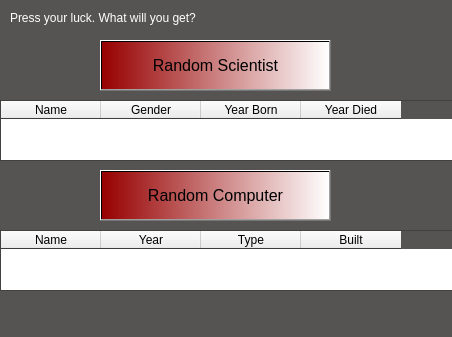
Above: EndurvinnslustöðATeam/Skil3/Ui/random.ui from trunti/verklegtn-m before the change. Below: the same form after it.
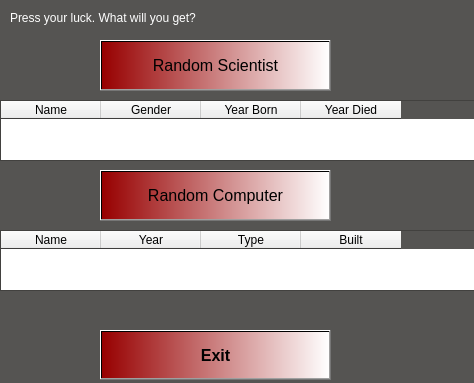
That is the form after the change. Icons and pictures are not drawn.

```diff
--- a/EndurvinnslustöðATeam/Skil3/Ui/random.ui
+++ b/EndurvinnslustöðATeam/Skil3/Ui/random.ui
@@ -6,8 +6,8 @@
    <rect>
     <x>0</x>
     <y>0</y>
-    <width>452</width>
-    <height>337</height>
+    <width>474</width>
+    <height>383</height>
    </rect>
   </property>
   <property name="palette">
@@ -215,6 +215,29 @@
     <string>Press your luck. What will you get?</string>
    </property>
   </widget>
+  <widget class="QPushButton" name="Button_quit">
+   <property name="geometry">
+    <rect>
+     <x>100</x>
+     <y>330</y>
+     <width>231</width>
+     <height>50</height>
+    </rect>
+   </property>
+   <property name="font">
+    <font>
+     <pointsize>12</pointsize>
+     <weight>75</weight>
+     <bold>true</bold>
+    </font>
+   </property>
+   <property name="styleSheet">
+    <string notr="true">background-color: qlineargradient(spread:pad, x1:0, y1:0, x2:1, y2:0, stop:0 rgba(151, 0, 0, 255), stop:1 rgba(255, 255, 255, 255));</string>
+   </property>
+   <property name="text">
+    <string>Exit</string>
+   </property>
+  </widget>
  </widget>
  <resources>
   <include location="../resource.qrc"/>
```
